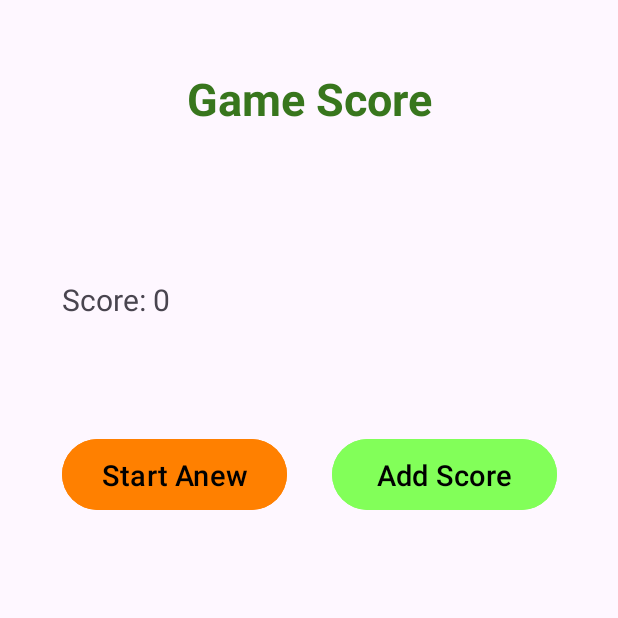
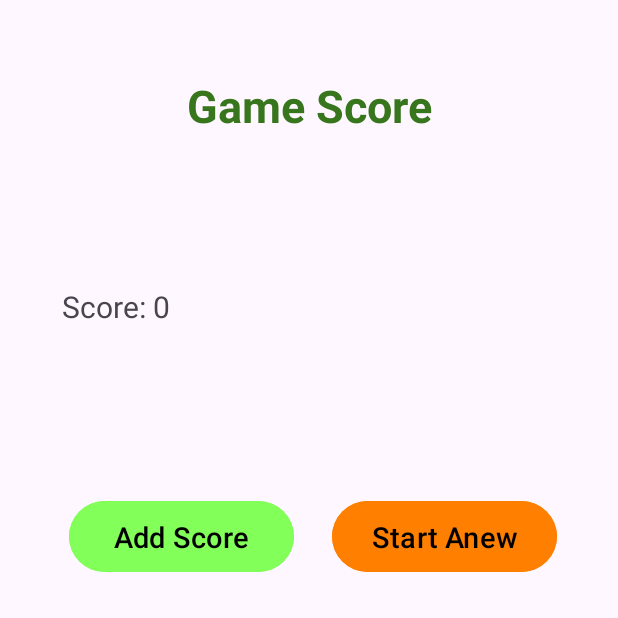
Before and after one commit to mubahilahmad/Animal_Guessing_Game, an Android app: the ScoreActivity screen opened directly, with no data from a screen before it, on a phone screen of 412 x 824 dp, the top half of it. Run offline under Robolectric (Android 15) with nearby library versions, the phone set to English and light mode, and no system bars.

Commit message:
Initial commit

```diff
--- a/app/build.gradle.kts
+++ b/app/build.gradle.kts
@@ -45,4 +45,5 @@ dependencies {
     androidTestImplementation(libs.androidx.junit)
     androidTestImplementation(libs.androidx.espresso.core)
     implementation(libs.androidx.constraintlayout)
+    implementation (libs.androidx.datastore.preferences)
 }
--- a/app/src/main/java/de/fra_uas/fb2/mobiledevices/animalguessinggame/ScoreActivity.kt
+++ b/app/src/main/java/de/fra_uas/fb2/mobiledevices/animalguessinggame/ScoreActivity.kt
@@ -1,40 +1,69 @@
 package de.fra_uas.fb2.mobiledevices.animalguessinggame
 
-
+import android.content.Context
 import android.content.Intent
 import android.os.Bundle
-import android.view.View
 import android.widget.Button
 import android.widget.TextView
 import android.widget.Toast
 import androidx.appcompat.app.AppCompatActivity
+import androidx.datastore.core.DataStore
+import androidx.datastore.preferences.core.Preferences
+import androidx.datastore.preferences.core.edit
+import androidx.datastore.preferences.core.intPreferencesKey
+import androidx.datastore.preferences.preferencesDataStore
+import kotlinx.coroutines.flow.first
+import kotlinx.coroutines.runBlocking
 
+val Context.dataStore: DataStore<Preferences> by preferencesDataStore(name = "game_preferences")
 
 class ScoreActivity : AppCompatActivity() {
 
+    private lateinit var scoreTextView: TextView
+    private lateinit var addScoreButton: Button
+    private lateinit var startAnewButton: Button
+
+    companion object {
+        val POINTS_KEY = intPreferencesKey("user_points")
+    }
 
     override fun onCreate(savedInstanceState: Bundle?) {
         super.onCreate(savedInstanceState)
         setContentView(R.layout.activity_score)
 
-
-        val scoreTextView = findViewById<TextView>(R.id.textViewScore)
-        val addScoreButton = findViewById<Button>(R.id.buttonAddScore)
-        val startAnewButton = findViewById<Button>(R.id.buttonStartAnew)
-
+        scoreTextView = findViewById(R.id.textViewScore)
+        addScoreButton = findViewById(R.id.buttonAddScore)
+        startAnewButton = findViewById(R.id.buttonStartAnew)
 
         val score = intent.getIntExtra("SCORE", 0)
+        val savedScore = getPoints(this)
 
-        scoreTextView.text = getString(R.string.score_text, score)
+        scoreTextView.text = getString(R.string.score_text, savedScore + score)
 
-
+        addScoreButton.setOnClickListener {
+            savePoints(this, savedScore + score)
+            Toast.makeText(this, getString(R.string.score_saved), Toast.LENGTH_SHORT).show()
+        }
 
         startAnewButton.setOnClickListener {
             val intent = Intent(this, RoundActivity::class.java)
             startActivity(intent)
             finish()
         }
-
     }
 
+    private fun savePoints(context: Context, points: Int) {
+        runBlocking {
+            context.dataStore.edit { preferences ->
+                preferences[POINTS_KEY] = points
+            }
+        }
+    }
+
+    private fun getPoints(context: Context): Int {
+        return runBlocking {
+            val preferences = context.dataStore.data.first()
+            preferences[POINTS_KEY] ?: 0
+        }
+    }
 }
--- a/app/src/main/res/layout/activity_main.xml
+++ b/app/src/main/res/layout/activity_main.xml
@@ -9,7 +9,7 @@
         android:id="@+id/textViewAppName"
         android:layout_width="wrap_content"
         android:layout_height="wrap_content"
-        android:layout_marginTop="45dp"
+        android:layout_marginTop="50dp"
         android:gravity="center"
         android:text="@string/textViewAppName"
         android:textColor="@color/darkgreen"
--- a/app/src/main/res/layout/activity_round.xml
+++ b/app/src/main/res/layout/activity_round.xml
@@ -10,7 +10,7 @@
     android:id="@+id/textViewTitle"
     android:layout_width="wrap_content"
     android:layout_height="wrap_content"
-    android:layout_marginTop="45dp"
+    android:layout_marginTop="50dp"
     android:layout_marginHorizontal="16dp"
     android:text="@string/select_number_of_animals"
     android:textColor="@color/darkgreen"
--- a/app/src/main/res/layout/activity_score.xml
+++ b/app/src/main/res/layout/activity_score.xml
@@ -10,7 +10,7 @@
         android:id="@+id/textViewScoreArea"
         android:layout_width="wrap_content"
         android:layout_height="wrap_content"
-        android:layout_marginTop="45dp"
+        android:layout_marginTop="50dp"
         android:gravity="center"
         android:text="@string/score_area"
         android:textColor="@color/darkgreen"
@@ -36,26 +36,26 @@
         android:id="@+id/buttonStartAnew"
         android:layout_width="150dp"
         android:layout_height="55dp"
-        android:layout_marginTop="75dp"
         android:backgroundTint="@color/orange"
         android:text="@string/start_anew"
         android:textColor="#000000"
         android:textSize="19sp"
-        app:layout_constraintEnd_toStartOf="@+id/buttonAddScore"
-        app:layout_constraintHorizontal_bias="0.0"
-        app:layout_constraintStart_toStartOf="@+id/textViewScore"
-        app:layout_constraintTop_toBottomOf="@+id/textViewScore" />
+        app:layout_constraintBottom_toBottomOf="@+id/buttonAddScore"
+        app:layout_constraintEnd_toEndOf="@+id/textViewScore"
+        app:layout_constraintTop_toTopOf="@+id/buttonAddScore" />
 
     <Button
         android:id="@+id/buttonAddScore"
         android:layout_width="150dp"
         android:layout_height="55dp"
+        android:layout_marginTop="112dp"
         android:backgroundTint="@color/grell"
         android:text="@string/add_score"
         android:textColor="#000000"
         android:textSize="19sp"
-        app:layout_constraintBottom_toBottomOf="@+id/buttonStartAnew"
-        app:layout_constraintEnd_toEndOf="@+id/textViewScore"
-        app:layout_constraintTop_toTopOf="@+id/buttonStartAnew" />
+        app:layout_constraintEnd_toStartOf="@+id/buttonStartAnew"
+        app:layout_constraintHorizontal_bias="0.166"
+        app:layout_constraintStart_toStartOf="@+id/textViewScore"
+        app:layout_constraintTop_toBottomOf="@+id/textViewScore" />
 
 </androidx.constraintlayout.widget.ConstraintLayout>
--- a/app/src/main/res/values/strings.xml
+++ b/app/src/main/res/values/strings.xml
@@ -32,4 +32,5 @@
     <string name="add_score">Add Score</string>
     <string name="start_anew">Start Anew</string>
     <string name="score_text">Score: %d</string>
+    <string name="score_saved">Score saved!</string>
 </resources>
--- a/gradle/libs.versions.toml
+++ b/gradle/libs.versions.toml
@@ -1,5 +1,6 @@
 [versions]
 agp = "8.5.0"
+datastorePreferences = "1.1.1"
 kotlin = "1.9.0"
 coreKtx = "1.13.1"
 junit = "4.13.2"
@@ -12,6 +13,7 @@ constraintlayout = "2.1.4"
 
 [libraries]
 androidx-core-ktx = { group = "androidx.core", name = "core-ktx", version.ref = "coreKtx" }
+androidx-datastore-preferences = { module = "androidx.datastore:datastore-preferences", version.ref = "datastorePreferences" }
 junit = { group = "junit", name = "junit", version.ref = "junit" }
 androidx-junit = { group = "androidx.test.ext", name = "junit", version.ref = "junitVersion" }
 androidx-espresso-core = { group = "androidx.test.espresso", name = "espresso-core", version.ref = "espressoCore" }
```
Also changed, not shown: app/src/main/java/de/fra_uas/fb2/mobiledevices/animalguessinggame/MainActivity.kt (+26 -12 lines).
